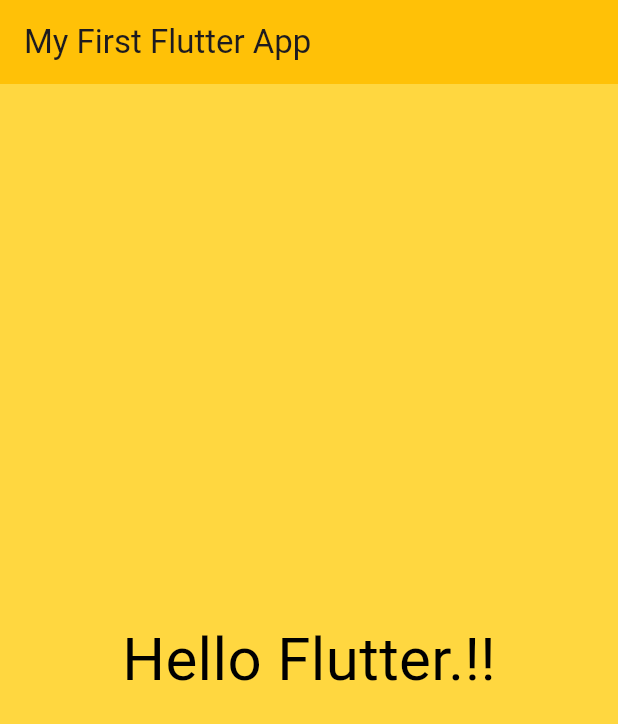
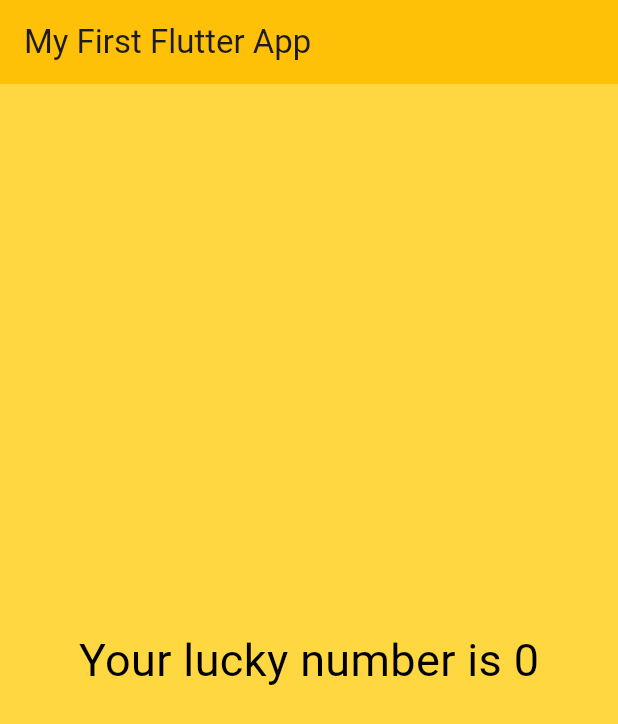
Before and after one commit to vimalku637/Flutter-Learning, a Flutter app: the screen it shows after launch, on a phone screen of 412 x 824 dp. Shown: the top 724 px of the screen. Run offline on Flutter 3.47's test engine with Material 3 defaults, Android fonts, the phone set to English and light mode, and no system bars.

Commit message:
Add logic to your app part-4

```diff
--- a/lib/app_screens/first_screen.dart
+++ b/lib/app_screens/first_screen.dart
@@ -1,3 +1,5 @@
+import 'dart:math';
+
 import 'package:flutter/material.dart';
 
 class FirstScreen extends StatelessWidget{
@@ -9,12 +11,18 @@ class FirstScreen extends StatelessWidget{
       color: Colors.amberAccent,
       child: Center(
         child: Text(
-          "Hello Flutter.!!",
+          generateLuckyNumber(),
           textDirection: TextDirection.ltr,
-          style: TextStyle(color: Colors.black, fontSize: 40.0),
+          style: TextStyle(color: Colors.black, fontSize: 30.0),
         ), //Text
       ), //Center
     ); //Material
-    throw UnimplementedError();
+  }
+
+  //write some logical code
+  String generateLuckyNumber(){
+    var random = Random();
+    var luckyNumber = random.nextInt(10);
+    return "Your lucky number is $luckyNumber";
   }
 }
```
